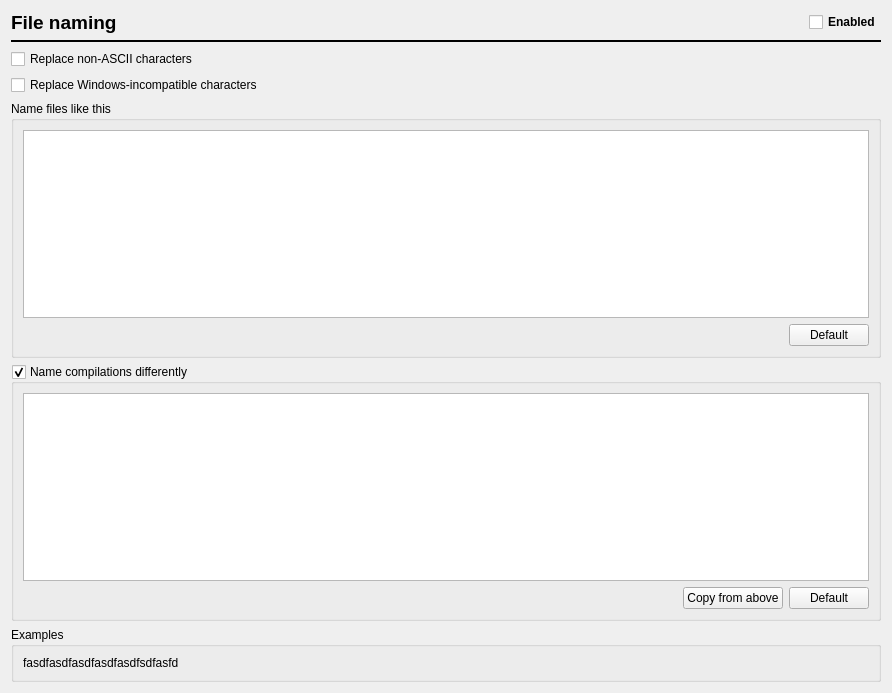
metabrainz/picard, file ui/options_renaming.ui: the form before one commit.
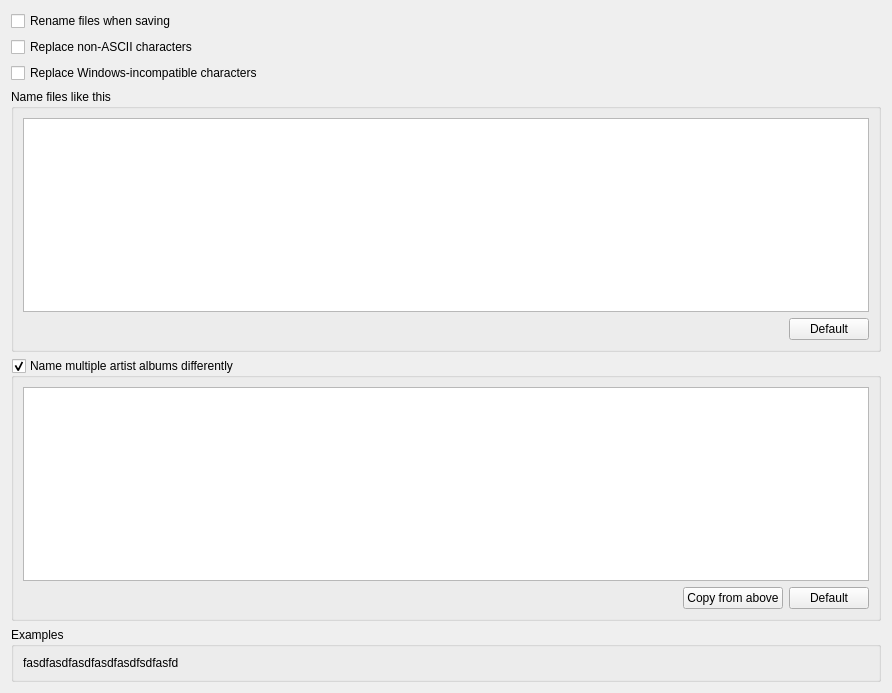
The form after the commit.

Diff of the .ui file:
```diff
--- a/ui/options_renaming.ui
+++ b/ui/options_renaming.ui
@@ -20,22 +20,6 @@
   </property>
   <layout class="QVBoxLayout" >
    <item>
-    <layout class="QHBoxLayout" name="horizontalLayout" >
-     <item>
-      <widget class="QLabel" name="label" >
-       <property name="font" >
-        <font>
-         <pointsize>14</pointsize>
-         <weight>75</weight>
-         <bold>true</bold>
-        </font>
-       </property>
-       <property name="text" >
-        <string>File naming</string>
-       </property>
-      </widget>
-     </item>
-     <item>
       <widget class="QCheckBox" name="rename_files" >
        <property name="sizePolicy" >
         <sizepolicy vsizetype="Fixed" hsizetype="Fixed" >
@@ -43,29 +27,8 @@
          <verstretch>0</verstretch>
         </sizepolicy>
        </property>
-       <property name="font" >
-        <font>
-         <weight>75</weight>
-         <bold>true</bold>
-        </font>
-       </property>
        <property name="text" >
-        <string>Enabled</string>
-       </property>
-      </widget>
-     </item>
-    </layout>
-   </item>
-   <item>
-    <widget class="Line" name="line" >
-     <property name="frameShadow" >
-      <enum>QFrame::Plain</enum>
-     </property>
-     <property name="lineWidth" >
-      <number>2</number>
-     </property>
-     <property name="orientation" >
-      <enum>Qt::Horizontal</enum>
+      <string>Rename files when saving</string>
      </property>
     </widget>
    </item>
@@ -109,21 +72,20 @@
         <property name="font" >
          <font>
           <family>Monospace</family>
-          <pointsize>10</pointsize>
          </font>
         </property>
         <property name="cursor" stdset="0" >
          <cursorShape>IBeamCursor</cursorShape>
         </property>
         <property name="lineWrapMode" >
-         <enum>QTextEdit::WidgetWidth</enum>
+         <enum>QTextEdit::NoWrap</enum>
         </property>
         <property name="html" >
          <string>&lt;!DOCTYPE HTML PUBLIC "-//W3C//DTD HTML 4.0//EN" "http://www.w3.org/TR/REC-html40/strict.dtd">
 &lt;html>&lt;head>&lt;meta name="qrichtext" content="1" />&lt;style type="text/css">
 p, li { white-space: pre-wrap; }
-&lt;/style>&lt;/head>&lt;body style=" font-family:'Monospace'; font-size:10pt; font-weight:400; font-style:normal;">
-&lt;p style="-qt-paragraph-type:empty; margin-top:0px; margin-bottom:0px; margin-left:0px; margin-right:0px; -qt-block-indent:0; text-indent:0px;">&lt;/p>&lt;/body>&lt;/html></string>
+&lt;/style>&lt;/head>&lt;body style=" font-family:'Monospace'; font-size:9pt; font-weight:400; font-style:normal;">
+&lt;p style="-qt-paragraph-type:empty; margin-top:0px; margin-bottom:0px; margin-left:0px; margin-right:0px; -qt-block-indent:0; text-indent:0px; font-size:10pt;">&lt;/p>&lt;/body>&lt;/html></string>
         </property>
         <property name="tabStopWidth" >
          <number>20</number>
@@ -172,7 +134,7 @@
    <item>
     <widget class="QGroupBox" name="use_va_format" >
      <property name="title" >
-      <string>Name compilations differently</string>
+      <string>Name multiple artist albums differently</string>
      </property>
      <property name="flat" >
       <bool>false</bool>
@@ -188,14 +150,13 @@
           <property name="font" >
            <font>
             <family>Monospace</family>
-            <pointsize>10</pointsize>
            </font>
           </property>
           <property name="cursor" stdset="0" >
            <cursorShape>IBeamCursor</cursorShape>
           </property>
           <property name="lineWrapMode" >
-           <enum>QTextEdit::WidgetWidth</enum>
+           <enum>QTextEdit::NoWrap</enum>
           </property>
           <property name="tabStopWidth" >
            <number>20</number>
```
Lines whose indentation alone changed are shown as unchanged.
